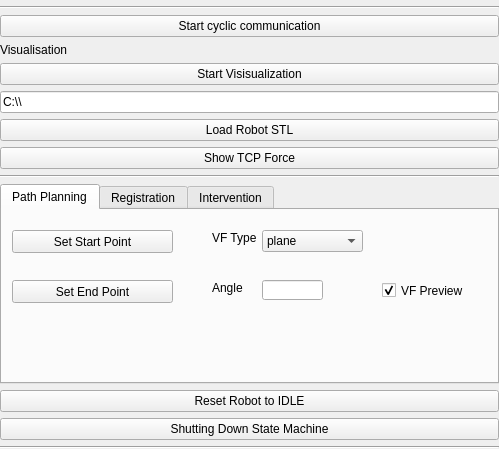
SNRLab/LightWeightRobotIGT, file LightWeightRobotIGT/Resources/UI/qSlicerLightWeightRobotIGTFooBarWidget.ui: the form before one commit.
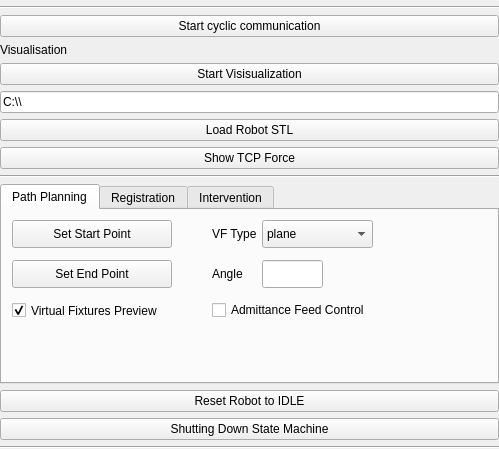
The form after the commit. The open tabs and pages were chosen to show the change. Custom widgets are drawn as their Qt base class.

Commit message: ENH:Optimised point defintion and GUI layout

Diff of the .ui file:
```diff
--- a/LightWeightRobotIGT/Resources/UI/qSlicerLightWeightRobotIGTFooBarWidget.ui
+++ b/LightWeightRobotIGT/Resources/UI/qSlicerLightWeightRobotIGTFooBarWidget.ui
@@ -103,14 +103,14 @@
       <widget class="QCheckBox" name="checkBox_VF_Preview">
        <property name="geometry">
         <rect>
-         <x>380</x>
-         <y>70</y>
-         <width>91</width>
+         <x>10</x>
+         <y>90</y>
+         <width>181</width>
          <height>21</height>
         </rect>
        </property>
        <property name="text">
-        <string>VF Preview</string>
+        <string>Virtual Fixtures Preview</string>
        </property>
        <property name="checked">
         <bool>true</bool>
@@ -120,9 +120,9 @@
        <property name="geometry">
         <rect>
          <x>210</x>
-         <y>20</y>
+         <y>10</y>
          <width>61</width>
-         <height>16</height>
+         <height>28</height>
         </rect>
        </property>
        <property name="text">
@@ -133,9 +133,9 @@
        <property name="geometry">
         <rect>
          <x>260</x>
-         <y>20</y>
-         <width>101</width>
-         <height>22</height>
+         <y>10</y>
+         <width>111</width>
+         <height>28</height>
         </rect>
        </property>
        <item>
@@ -158,9 +158,9 @@
        <property name="geometry">
         <rect>
          <x>260</x>
-         <y>70</y>
+         <y>50</y>
          <width>61</width>
-         <height>20</height>
+         <height>28</height>
         </rect>
        </property>
       </widget>
@@ -168,9 +168,9 @@
        <property name="geometry">
         <rect>
          <x>210</x>
-         <y>70</y>
-         <width>31</width>
-         <height>16</height>
+         <y>50</y>
+         <width>41</width>
+         <height>28</height>
         </rect>
        </property>
        <property name="text">
@@ -181,9 +181,9 @@
        <property name="geometry">
         <rect>
          <x>10</x>
-         <y>20</y>
-         <width>161</width>
-         <height>23</height>
+         <y>10</y>
+         <width>160</width>
+         <height>28</height>
         </rect>
        </property>
        <property name="text">
@@ -194,15 +194,28 @@
        <property name="geometry">
         <rect>
          <x>10</x>
-         <y>70</y>
-         <width>161</width>
-         <height>23</height>
+         <y>50</y>
+         <width>160</width>
+         <height>28</height>
         </rect>
        </property>
        <property name="text">
         <string>Set End Point</string>
        </property>
       </widget>
+      <widget class="QCheckBox" name="checkBox_AFC">
+       <property name="geometry">
+        <rect>
+         <x>210</x>
+         <y>90</y>
+         <width>171</width>
+         <height>20</height>
+        </rect>
+       </property>
+       <property name="text">
+        <string>Admittance Feed Control</string>
+       </property>
+      </widget>
      </widget>
      <widget class="QWidget" name="tab_Reg">
       <attribute name="title">
```
Left out of the diff: 150 changed lines with no effect on the pictures. The commit also changes 4 other files.
